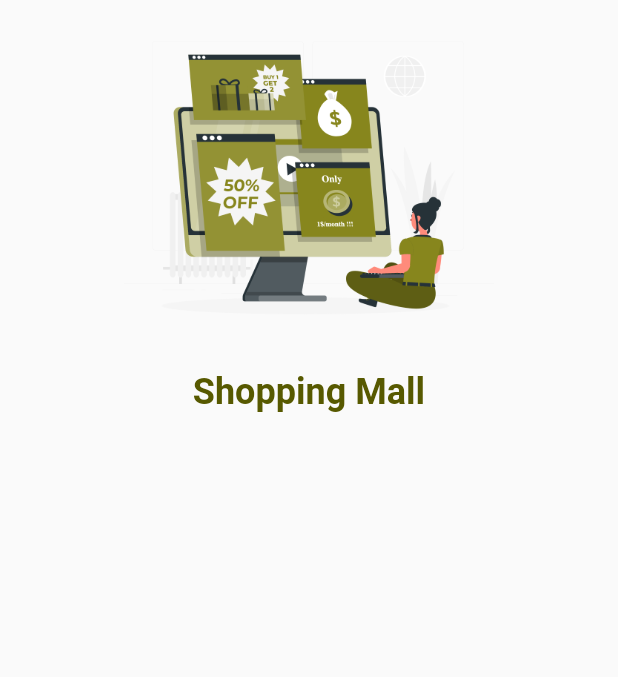
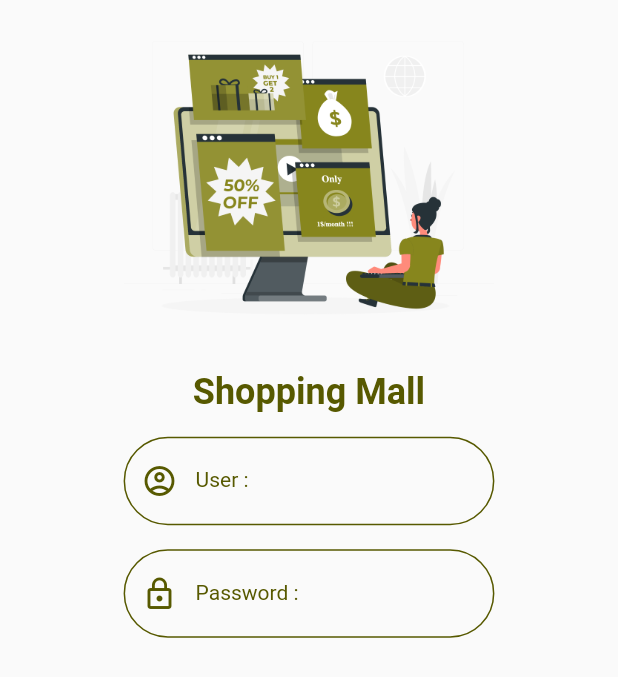
Before and after one commit to Phannasit-c/ShoppingMall, a Flutter app: the screen it shows after launch, on a phone screen of 412 x 824 dp. Shown: the top 677 px of the screen. Run offline on Flutter 3.47's test engine with Material 2 defaults, Android fonts, the phone set to English and light mode, and no system bars.

Commit message:
update today

```diff
--- a/lib/states/authen.dart
+++ b/lib/states/authen.dart
@@ -11,6 +11,8 @@ class Authen extends StatefulWidget {
 }
 
 class _AuthenState extends State<Authen> {
+  bool statusRedEye = true;
+
   @override
   Widget build(BuildContext context) {
     double size = MediaQuery.of(context).size.width;
@@ -20,14 +22,78 @@ class _AuthenState extends State<Authen> {
           children: [
             buildImage(size),
             buildAppName(),
+            buildUser(size),
+            buildPassword(size),
           ],
         ),
       ),
     );
   }
 
+  Row buildUser(double size) {
+    return Row(
+      mainAxisAlignment: MainAxisAlignment.center,
+      children: [
+        Container(
+          margin: EdgeInsets.only(top: 16),
+          width: size * 0.6,
+          child: TextFormField(
+            decoration: InputDecoration(
+              labelStyle: MyConstant().h3Style(),
+              labelText: 'User :',
+              prefixIcon: Icon(
+                Icons.account_circle_outlined,
+                color: MyConstant.dark,
+              ),
+              enabledBorder: OutlineInputBorder(
+                borderSide: BorderSide(color: MyConstant.dark),
+                borderRadius: BorderRadius.circular(30),
+              ),
+              focusedBorder: OutlineInputBorder(
+                borderSide: BorderSide(color: MyConstant.light),
+                borderRadius: BorderRadius.circular(30),
+              ),
+            ),
+          ),
+        ),
+      ],
+    );
+  }
+
+  Row buildPassword(double size) {
+    return Row(
+      mainAxisAlignment: MainAxisAlignment.center,
+      children: [
+        Container(
+          margin: EdgeInsets.only(top: 16),
+          width: size * 0.6,
+          child: TextFormField(
+            obscureText: statusRedEye,
+            decoration: InputDecoration(
+              labelStyle: MyConstant().h3Style(),
+              labelText: 'Password :',
+              prefixIcon: Icon(
+                Icons.lock_outline,
+                color: MyConstant.dark,
+              ),
+              enabledBorder: OutlineInputBorder(
+                borderSide: BorderSide(color: MyConstant.dark),
+                borderRadius: BorderRadius.circular(30),
+              ),
+              focusedBorder: OutlineInputBorder(
+                borderSide: BorderSide(color: MyConstant.light),
+                borderRadius: BorderRadius.circular(30),
+              ),
+            ),
+          ),
+        ),
+      ],
+    );
+  }
+
   Row buildAppName() {
-    return Row(mainAxisAlignment: MainAxisAlignment.center,
+    return Row(
+      mainAxisAlignment: MainAxisAlignment.center,
       children: [
         ShowTitle(
           title: MyConstant.appName,
```
Lines whose indentation alone changed are shown as unchanged.
